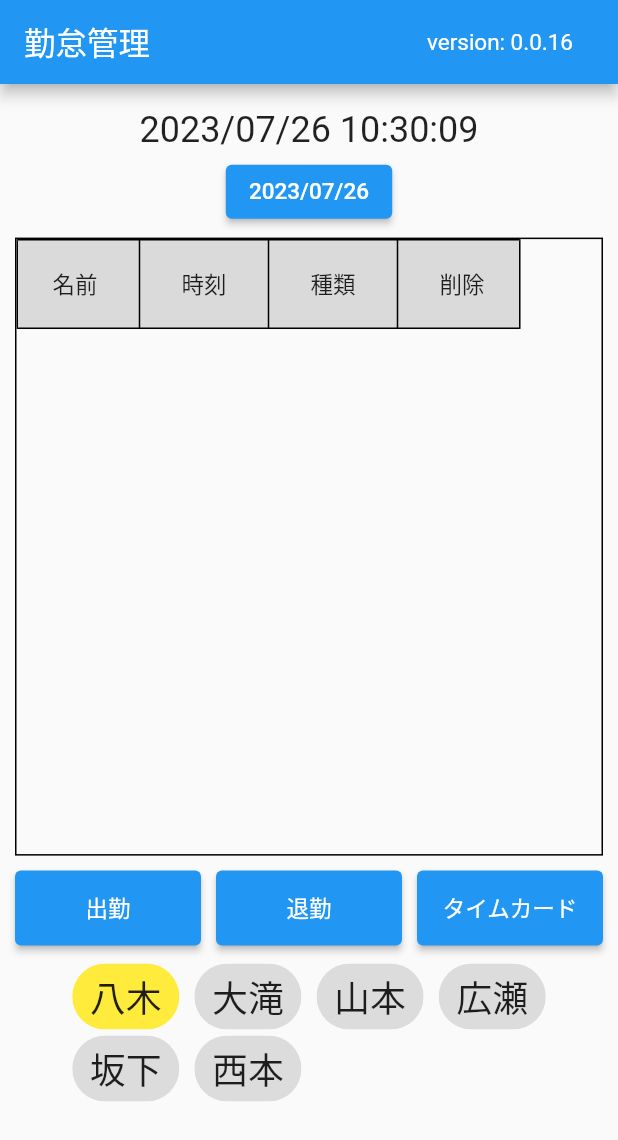
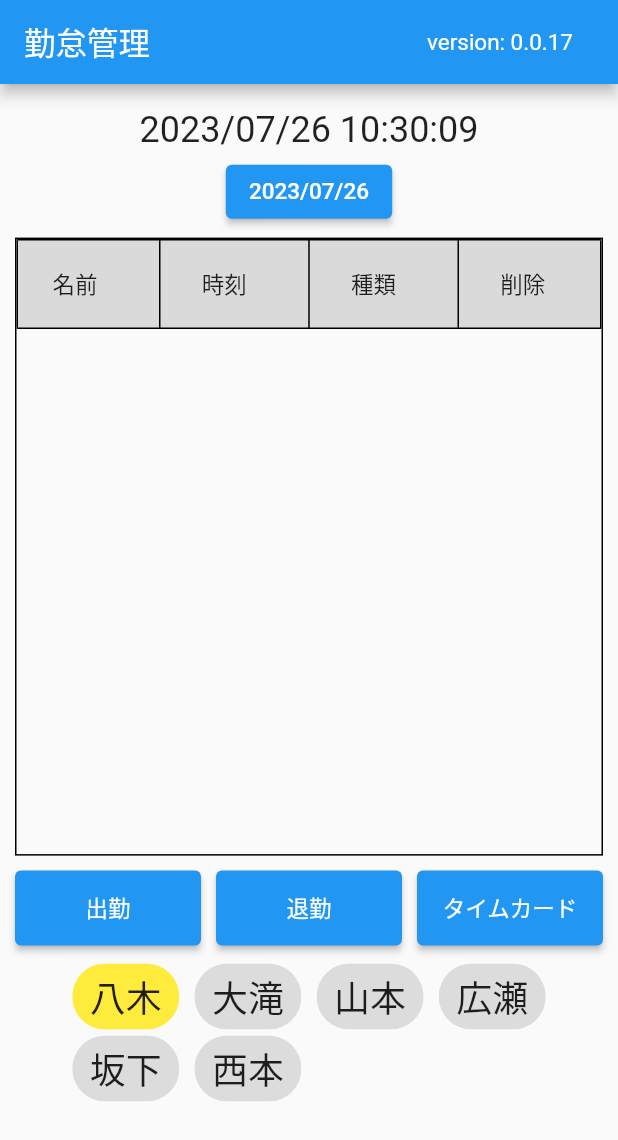
Before and after one commit to tyagiwork0419/attendance_manager, a Flutter app: the screen it shows after launch, after a tap on "出勤", on a phone screen of 412 x 824 dp. Shown: the top 1140 px of the screen. Run offline on Flutter 3.47's test engine with Material 2 defaults, Android fonts, the phone set to English and light mode, and no system bars; our stand-ins replace month_picker_dialog, nil; network calls fail.

Commit message:
ver0.0.17

```diff
--- a/lib/application/constants.dart
+++ b/lib/application/constants.dart
@@ -1,7 +1,9 @@
 import 'package:flutter/material.dart';
 
 class Constants {
-  static const String version = '0.0.16';
+  const Constants();
+
+  static const String version = '0.0.17';
 
   static const String apiUrl =
       'https://script.googleapis.com/v1/scripts/AKfycbwKrqcM5RrryEZbRI1zuF3g4DJnyrncgwp0oBXPatUSoZZcM7p1ztCVKgWO3iG1E6A_:run';
@@ -17,9 +19,24 @@ class Constants {
   //'https://www.googleapis.com/auth/spreadsheets';
   //'https://www.googleapis.com/auth/drive';
 
+  static final List<String> nameList = <String>[
+    //'test',
+    '八木',
+    '大滝',
+    '山本',
+    '広瀬',
+    '坂下',
+    '西本'
+  ];
+
   //static const String
   static const double paddingMiddium = 10;
   static const String locale = 'ja';
+
+  static const EdgeInsets topBottomPadding = EdgeInsets.fromLTRB(
+      0, Constants.paddingMiddium, 0, Constants.paddingMiddium);
+  static const EdgeInsets allPadding = EdgeInsets.all(Constants.paddingMiddium);
+  static const Duration wait100Milliseconds = Duration(milliseconds: 100);
 
   static TextStyle getVersionTextStyle(BuildContext context) {
     return TextStyle(
--- a/lib/main.dart
+++ b/lib/main.dart
@@ -3,7 +3,7 @@ import 'package:flutter_localizations/flutter_localizations.dart';
 //import 'package:intl/intl.dart';
 import 'package:intl/date_symbol_data_local.dart';
 
-import 'ui/my_home_page.dart';
+import 'ui/pages/my_home_page.dart';
 
 void main() {
   initializeDateFormatting('ja');
--- /dev/null
+++ b/lib/ui/components/command_buttons.dart
@@ -0,0 +1,127 @@
+import 'package:flutter/material.dart';
+
+import '../../models/attend_data.dart';
+import '../../services/attendance_service.dart';
+import '../pages/timecard_page.dart';
+import 'dialogs/datetime_picker_dialog.dart';
+
+class CommandButtons extends StatefulWidget {
+  final bool clockIn;
+  final bool clockOut;
+  final bool timecard;
+  final AttendanceService attendanceService;
+  final String name;
+  final DateTime dateTime;
+  final VoidCallback? onPickDate;
+  final void Function(List<AttendData> results)? onGetResults;
+  final void Function(Object error)? onError;
+
+  //final
+
+  const CommandButtons(
+    this.attendanceService,
+    this.name,
+    this.dateTime, {
+    super.key,
+    this.clockIn = true,
+    this.clockOut = true,
+    this.timecard = true,
+    this.onPickDate,
+    this.onGetResults,
+    this.onError,
+  });
+
+  @override
+  State<CommandButtons> createState() => _CommandButtonsState();
+}
+
+class _CommandButtonsState extends State<CommandButtons> {
+  late AttendanceService _attendanceService;
+
+  @override
+  void initState() {
+    super.initState();
+    _attendanceService = widget.attendanceService;
+  }
+
+  @override
+  Widget build(BuildContext context) {
+    TextStyle? buttonTextStyle = TextStyle(
+        color: Colors.white,
+        fontSize: Theme.of(context).textTheme.bodyLarge?.fontSize);
+
+    return Row(mainAxisAlignment: MainAxisAlignment.center, children: [
+      if (widget.clockIn)
+        Expanded(
+            child: SizedBox(
+                height: 50,
+                child: ElevatedButton(
+                    onPressed: _manualClockIn,
+                    child: Text('出勤', style: buttonTextStyle)))),
+      const SizedBox(width: 10),
+      if (widget.clockOut)
+        Expanded(
+            child: SizedBox(
+                height: 50,
+                child: ElevatedButton(
+                    onPressed: _manualClockOut,
+                    child: Text('退勤', style: buttonTextStyle)))),
+      const SizedBox(width: 10),
+      if (widget.timecard)
+        Expanded(
+            child: SizedBox(
+                height: 50,
+                child: ElevatedButton(
+                    onPressed: () {
+                      Navigator.push(
+                          context,
+                          MaterialPageRoute(
+                              builder: (context) => TimecardPage(
+                                  service: _attendanceService,
+                                  //title: widget.title,
+                                  name: widget.name,
+                                  dateTime: widget.dateTime)));
+                    },
+                    child: Text('タイムカード', style: buttonTextStyle)))),
+    ]);
+  }
+
+  Future<void> _manualClockIn() async {
+    await _manualInput(AttendType.clockIn);
+  }
+
+  Future<void> _manualClockOut() async {
+    await _manualInput(AttendType.clockOut);
+  }
+
+  Future<void> _manualInput(AttendType type) async {
+    DateTime? dateTime = await showDialog<DateTime?>(
+        context: context,
+        builder: (_) {
+          return DateTimePickerDialog(
+              dateTime: widget.dateTime,
+              //nameList: _nameList,
+              selectedName: widget.name,
+              selectedType: type);
+        });
+
+    if (dateTime == null) {
+      return;
+    }
+    try {
+      widget.onPickDate!();
+
+      String sheetId = _attendanceService.getSheetId(dateTime);
+      String sheetName = _attendanceService.getSheetName(dateTime);
+      String name = widget.name;
+      AttendData data = AttendData(name, type, dateTime);
+
+      List<AttendData> results =
+          await _attendanceService.setClock(sheetId, sheetName, data);
+
+      widget.onGetResults!(results);
+    } catch (e) {
+      widget.onError!(e);
+    }
+  }
+}
--- a/lib/ui/components/data_table_view.dart
+++ b/lib/ui/components/data_table_view.dart
@@ -35,20 +35,25 @@ class _DataTableViewState extends State<DataTableView> {
     return Stack(fit: StackFit.expand, alignment: Alignment.center, children: [
       Container(
           decoration: BoxDecoration(border: Border.all()),
-          child: ListView(children: [
+          child: LayoutBuilder(
+              builder: ((context, constraints) => ListView(children: [
                     SingleChildScrollView(
                         scrollDirection: Axis.horizontal,
                         controller: widget.scrollController,
+                        child: SizedBox(
+                            width: constraints.maxWidth,
                             child: DataTable(
                                 headingRowHeight: 60,
                                 dataRowMaxHeight: 60,
                                 dataRowMinHeight: 60,
+                                showCheckboxColumn: true,
                                 border: TableBorder.all(),
                                 headingRowColor: MaterialStateColor.resolveWith(
-                        (states) => const Color.fromARGB(255, 218, 218, 218)),
+                                    (states) => const Color.fromARGB(
+                                        255, 218, 218, 218)),
                                 columns: widget.columns,
-                    rows: widget.rows!))
-          ])),
+                                rows: widget.rows!)))
+                  ])))),
       if (widget.isLoading!) _loading(),
     ]);
   }
--- a/lib/ui/components/dialogs/error_dialog.dart
+++ b/lib/ui/components/dialogs/error_dialog.dart
@@ -6,6 +6,13 @@ class ErrorDialog extends StatelessWidget {
   final String? content;
   const ErrorDialog({super.key, String? title, this.content})
       : title = title ?? 'エラー';
+
+  static void showErrorDialog(BuildContext context, Object error) {
+    debugPrint(error.toString());
+    showDialog<void>(
+        context: context,
+        builder: (_) => ErrorDialog(title: '通信エラー', content: error.toString()));
+  }
 
   @override
   Widget build(BuildContext context) {
--- a/lib/ui/my_home_page.dart
+++ b/lib/ui/pages/my_home_page.dart
@@ -1,20 +1,18 @@
 import 'dart:async';
 
-import 'package:attendance_manager/ui/timecard_page.dart';
+import 'package:attendance_manager/ui/components/command_buttons.dart';
 import 'package:flutter/material.dart';
-import 'package:intl/date_symbol_data_local.dart';
 import 'package:intl/intl.dart';
 
-import '../models/attend_data.dart';
-import '../services/gas_client.dart';
-import '../services/attendance_service.dart';
-import '../application/constants.dart';
+import '../../models/attend_data.dart';
+import '../../services/gas_client.dart';
+import '../../services/attendance_service.dart';
+import '../../application/constants.dart';
 
-import 'components/data_table_view.dart';
-import 'components/dialogs/datetime_picker_dialog.dart';
-import 'components/dialogs/delete_dialog.dart';
-import 'components/dialogs/error_dialog.dart';
-import 'components/my_app_bar.dart';
+import '../components/data_table_view.dart';
+import '../components/dialogs/delete_dialog.dart';
+import '../components/dialogs/error_dialog.dart';
+import '../components/my_app_bar.dart';
 
 class MyHomePage extends StatefulWidget {
   const MyHomePage({super.key, required this.title});
@@ -31,22 +29,7 @@ class _MyHomePageState extends State<MyHomePage> {
   late GasClient _gasClient;
   late AttendanceService _attendanceService;
 
-  final List<String> _nameList = <String>[
-    //'test',
-    '八木',
-    '大滝',
-    '山本',
-    '広瀬',
-    '坂下',
-    '西本'
-  ];
-
-  final EdgeInsets topBottomPadding = const EdgeInsets.fromLTRB(
-      0, Constants.paddingMiddium, 0, Constants.paddingMiddium);
-  final EdgeInsets allPadding = const EdgeInsets.all(Constants.paddingMiddium);
-
   final ScrollController _scrollController = ScrollController();
-  final Duration wait100Milliseconds = const Duration(milliseconds: 100);
 
   //String _clockString = '';
   late DateTime _clockDate;
@@ -58,7 +41,7 @@ class _MyHomePageState extends State<MyHomePage> {
 
   int _choiceIndex = 0;
   String get _chooseName {
-    return _nameList[_choiceIndex];
+    return Constants.nameList[_choiceIndex];
   }
 
   @override
@@ -69,15 +52,13 @@ class _MyHomePageState extends State<MyHomePage> {
         Constants.refreshToken, Constants.tokenUrl, Constants.apiUrl);
     _attendanceService = AttendanceService(_gasClient);
 
-    initializeDateFormatting(Constants.locale);
-
     DateTime now = DateTime.now();
     //_clockString = AttendData.dateTimeFormat.format(now);
     _clockDate = now;
     _selectedDate = now;
     _isLoading = false;
 
-    Timer.periodic(const Duration(milliseconds: 100), (Timer timer) {
+    Timer.periodic(Constants.wait100Milliseconds, (Timer timer) {
       DateTime now = DateTime.now();
       _clockDate = now;
 
@@ -88,21 +69,20 @@ class _MyHomePageState extends State<MyHomePage> {
     _getByDateTime(now);
   }
 
-  List<DataColumn> _createDataColumnList() {
+  List<DataColumn> _createDataColumns() {
     List<String> dataColumnLabels = ['名前', '時刻', '種類', '削除'];
     TextStyle? style = Theme.of(context).textTheme.bodyMedium;
 
     List<DataColumn> columns = [];
     for (int i = 0; i < dataColumnLabels.length; ++i) {
       String label = dataColumnLabels[i];
-      columns
-          .add(DataColumn(label: Expanded(child: Text(label, style: style))));
+      columns.add(DataColumn(label: Text(label, style: style)));
     }
 
     return columns;
   }
 
-  DataRow _createDataRowByAttendData(AttendData data) {
+  DataRow _createDataRowsByAttendData(AttendData data) {
     String name = data.name;
     String dateTime = data.shortDateTimeStr;
     String type = data.type.toStr;
@@ -122,6 +102,8 @@ class _MyHomePageState extends State<MyHomePage> {
     }
 
     DataRow dataRow = DataRow(
+        //selected: type == AttendType.clockIn.toStr,
+        //onSelectChanged: (value) => {},
         color: MaterialStateColor.resolveWith((states) => color),
         cells: [
           DataCell(Text(name, style: style)),
@@ -151,7 +133,7 @@ class _MyHomePageState extends State<MyHomePage> {
   void _updateDataRow() {
     _dataRowList.clear();
     for (int i = 0; i < _dataList.length; ++i) {
-      _dataRowList.add(_createDataRowByAttendData(_dataList[i]));
+      _dataRowList.add(_createDataRowsByAttendData(_dataList[i]));
     }
   }
 
@@ -174,21 +156,14 @@ class _MyHomePageState extends State<MyHomePage> {
       setState(() {
         _updateDataRow();
       });
-      await Future.delayed(wait100Milliseconds);
+      await Future.delayed(Constants.wait100Milliseconds);
       setState(() {
         _scrollToEnd();
       });
     } catch (e) {
       _isLoading = false;
-      _showErrorDialog(e.toString());
+      ErrorDialog.showErrorDialog(context, e);
     }
-  }
-
-  void _showErrorDialog(String error) {
-    debugPrint(error);
-    showDialog<void>(
-        context: context,
-        builder: (_) => ErrorDialog(title: '通信エラー', content: error));
   }
 
   Future<void> _deleteRow(AttendData data) async {
@@ -212,55 +187,7 @@ class _MyHomePageState extends State<MyHomePage> {
       });
     } catch (e) {
       _isLoading = false;
-      _showErrorDialog(e.toString());
-    }
-  }
-
-  Future<void> _manualClockIn() async {
-    await _manualInput(AttendType.clockIn);
-  }
-
-  Future<void> _manualClockOut() async {
-    await _manualInput(AttendType.clockOut);
-  }
-
-  Future<void> _manualInput(AttendType type) async {
-    DateTime? dateTime = await showDialog<DateTime?>(
-        context: context,
-        builder: (_) {
-          return DateTimePickerDialog(
-              dateTime: _selectedDate,
-              //nameList: _nameList,
-              selectedName: _chooseName,
-              selectedType: type);
-        });
-
-    if (dateTime == null) {
-      return;
-    }
-    try {
-      _isLoading = true;
-      String sheetId = _attendanceService.getSheetId(dateTime);
-      String sheetName = _attendanceService.getSheetName(dateTime);
-      String name = _chooseName;
-      AttendData data = AttendData(name, type, dateTime);
-
-      List<AttendData> result =
-          await _attendanceService.setClock(sheetId, sheetName, data);
-      _dataList.clear();
-      _dataList.addAll(result);
-      _isLoading = false;
-
-      setState(() {
-        _updateDataRow();
-      });
-      await Future.delayed(wait100Milliseconds);
-      setState(() {
-        _scrollToEnd();
-      });
-    } catch (e) {
-      _isLoading = false;
-      _showErrorDialog(e.toString());
+      ErrorDialog.showErrorDialog(context, e);
     }
   }
 
@@ -304,42 +231,26 @@ class _MyHomePageState extends State<MyHomePage> {
     ));
   }
 
-  Widget _buttons() {
-    TextStyle? buttonTextStyle = TextStyle(
-        color: Colors.white,
-        fontSize: Theme.of(context).textTheme.bodyLarge?.fontSize);
+  void _onPickDate() {
+    _isLoading = true;
+  }
 
-    return Row(mainAxisAlignment: MainAxisAlignment.center, children: [
-      Expanded(
-          child: SizedBox(
-              height: 50,
-              child: ElevatedButton(
-                  onPressed: _manualClockIn,
-                  child: Text('出勤', style: buttonTextStyle)))),
-      const SizedBox(width: 10),
-      Expanded(
-          child: SizedBox(
-              height: 50,
-              child: ElevatedButton(
-                  onPressed: _manualClockOut,
-                  child: Text('退勤', style: buttonTextStyle)))),
-      const SizedBox(width: 10),
-      Expanded(
-          child: SizedBox(
-              height: 50,
-              child: ElevatedButton(
-                  onPressed: () {
-                    Navigator.push(
-                        context,
-                        MaterialPageRoute(
-                            builder: (context) => TimecardPage(
-                                service: _attendanceService,
-                                title: widget.title,
-                                name: _chooseName,
-                                dateTime: _selectedDate)));
-                  },
-                  child: Text('タイムカード', style: buttonTextStyle)))),
-    ]);
+  Future<void> _onGetResults(List<AttendData> results) async {
+    _dataList.clear();
+    _dataList.addAll(results);
+    _isLoading = false;
+
+    setState(() {
+      _updateDataRow();
+    });
+    await Future.delayed(Constants.wait100Milliseconds);
+    setState(() {
+      _scrollToEnd();
+    });
+  }
+
+  void _onError(Object error) {
+    _isLoading = false;
   }
 
   Widget _nameButtons() {
@@ -349,9 +260,9 @@ class _MyHomePageState extends State<MyHomePage> {
           spacing: 10,
           children:
               // _choiceChipList)]),
-              List<ChoiceChip>.generate(_nameList.length, (int index) {
+              List<ChoiceChip>.generate(Constants.nameList.length, (int index) {
             return ChoiceChip(
-              label: Text(_nameList[index], style: choiceTextStyle),
+              label: Text(Constants.nameList[index], style: choiceTextStyle),
               selectedColor: Colors.yellow,
               selected: _choiceIndex == index,
               onSelected: (selected) {
@@ -369,7 +280,7 @@ class _MyHomePageState extends State<MyHomePage> {
             .appBar(context),
         body: SingleChildScrollView(
             child: Padding(
-          padding: allPadding,
+          padding: Constants.allPadding,
           child: Center(
               child: Column(children: [
             SizedBox(
@@ -381,17 +292,21 @@ class _MyHomePageState extends State<MyHomePage> {
                 height: MediaQuery.of(context).size.height * 0.05,
                 child: _dateButton(_selectedDate, _selectDate)),
             Padding(
-                padding: topBottomPadding,
+                padding: Constants.topBottomPadding,
                 child: SizedBox(
                     width: double.infinity,
                     height: MediaQuery.of(context).size.height * 0.5,
                     child: DataTableView(
                         scrollController: _scrollController,
-                        columns: _createDataColumnList(),
+                        columns: _createDataColumns(),
                         rows: _dataRowList,
                         isLoading: _isLoading))),
-            _buttons(),
-            Padding(padding: allPadding, child: _nameButtons())
+            //_buttons(),
+            CommandButtons(_attendanceService, _chooseName, _selectedDate,
+                onPickDate: _onPickDate,
+                onGetResults: _onGetResults,
+                onError: _onError),
+            Padding(padding: Constants.allPadding, child: _nameButtons())
           ])),
         )));
   }
```
Also changed, not shown: lib/models/timecard_data.dart (+11 -1 lines), lib/ui/pages/timecard_page.dart (renamed from lib/ui/timecard_page.dart, +37 -71 lines). Lines whose indentation alone changed are shown as unchanged.
